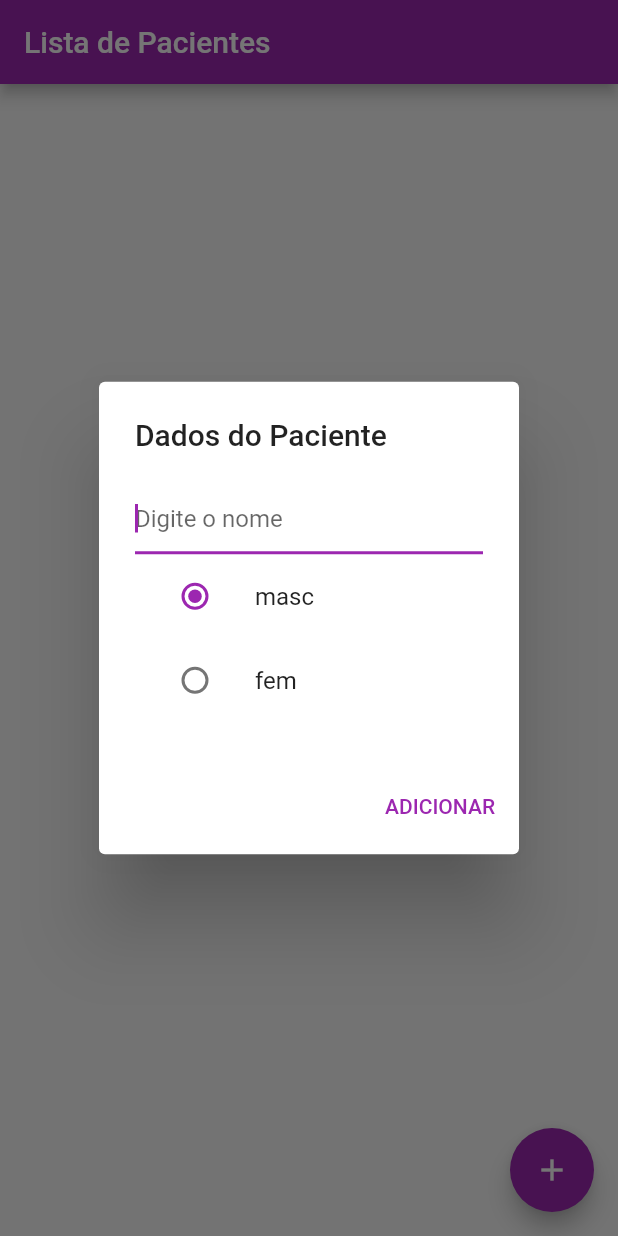
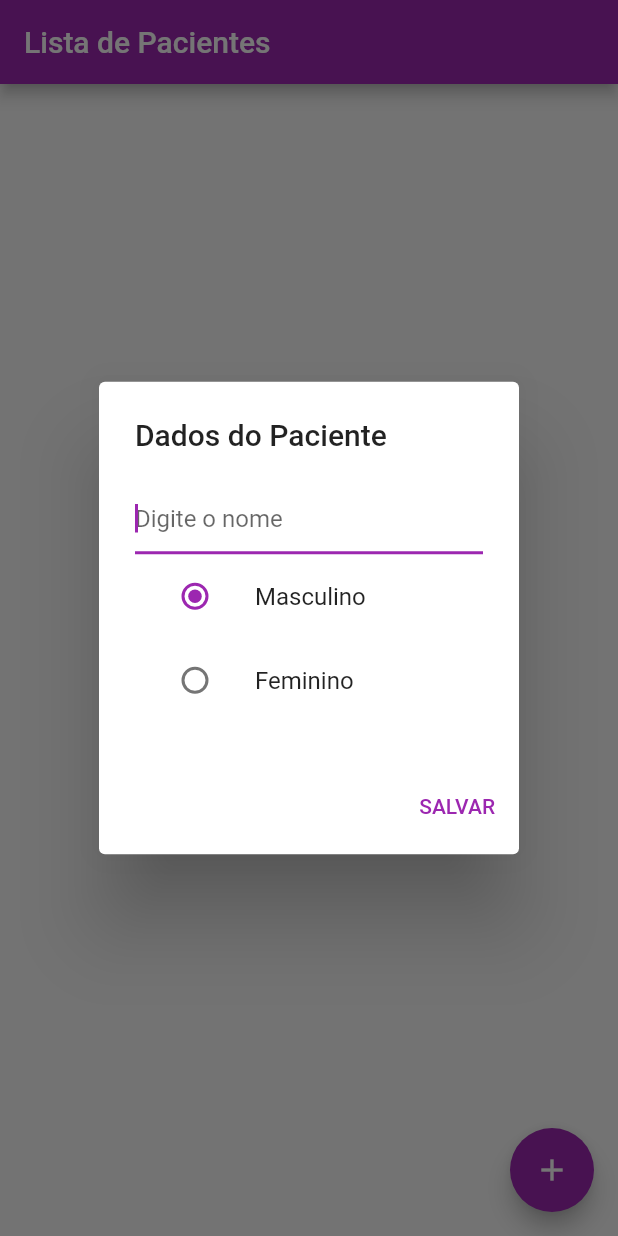
Before and after one commit to yanna-torres/listView, a Flutter app: the screen it shows after launch, after a tap on the "add" icon, on a phone screen of 412 x 824 dp. Run offline on Flutter 3.47's test engine with Material 2 defaults, Android fonts, the phone set to English and light mode, and no system bars.

Commit message:
Update home_page.dart

```diff
--- a/flutter_application_listview2/lib/home_page.dart
+++ b/flutter_application_listview2/lib/home_page.dart
@@ -24,11 +24,12 @@ class _MyHomePageState extends State<MyHomePage> {
     controller = TextEditingController();
   }
 
-  void _incrementList(String nome) {
+  void _incrementList(String nome, String sexo) {
     setState(() {
       pacients.add(
         Pacient(
           name: nome,
+          sex: sexo,
         ),
       );
     });
@@ -44,12 +45,19 @@ class _MyHomePageState extends State<MyHomePage> {
       floatingActionButton: FloatingActionButton(
         onPressed: () async {
           controller.value = TextEditingValue.empty;
+          s = Sexo.masculino;
           final name = await openDialog();
+          final sex;
+          if (s == Sexo.feminino) {
+            sex = 'Feminino';
+          } else {
+            sex = 'Masculino';
+          }
           if (name == null || name.isEmpty) return;
           setState(() {
             this.name = name;
           });
-          _incrementList(name);
+          _incrementList(name, sex);
         },
         tooltip: 'Adicionar',
         child: const Icon(Icons.add),
@@ -70,7 +78,7 @@ class _MyHomePageState extends State<MyHomePage> {
                 controller: controller,
               ),
               ListTile(
-                title: Text('masc'),
+                title: const Text('Masculino'),
                 leading: Radio<Sexo>(
                   value: Sexo.masculino,
                   groupValue: s,
@@ -80,7 +88,7 @@ class _MyHomePageState extends State<MyHomePage> {
                 ),
               ),
               ListTile(
-                title: Text('fem'),
+                title: const Text('Feminino'),
                 leading: Radio<Sexo>(
                   value: Sexo.feminino,
                   groupValue: s,
@@ -95,7 +103,7 @@ class _MyHomePageState extends State<MyHomePage> {
             Column(
               children: <Widget>[
                 TextButton(
-                  child: const Text('ADICIONAR'),
+                  child: const Text('SALVAR'),
                   onPressed: submit,
                 ),
               ],
@@ -171,8 +179,10 @@ class _MyHomePageState extends State<MyHomePage> {
 
 class Pacient {
   String name;
+  String sex;
 
   Pacient({
     required this.name,
+    required this.sex,
   });
 }
```
